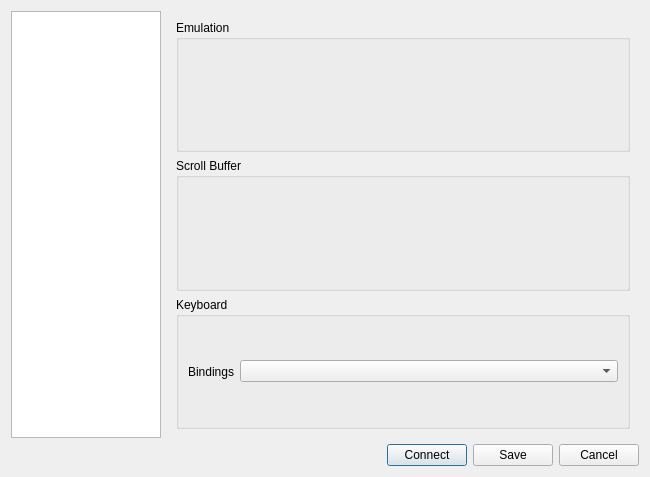
First picture: the form in woterm/qwosessionproperty.ui, repository hongnod/woterm, before the edit.
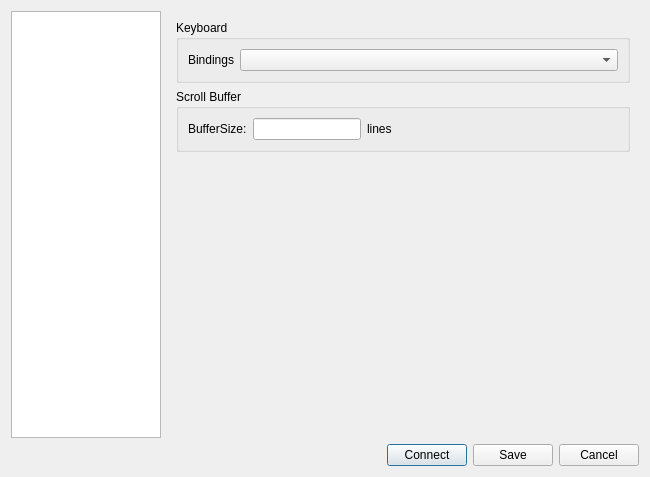
Second picture: the form after the edit. The open tabs and pages were chosen to show the change.

The edit to the form file:
```diff
--- a/woterm/qwosessionproperty.ui
+++ b/woterm/qwosessionproperty.ui
@@ -492,20 +492,6 @@
          </widget>
          <widget class="QWidget" name="terminalWidget">
           <layout class="QVBoxLayout" name="verticalLayout_5">
-           <item>
-            <widget class="QGroupBox" name="groupBox">
-             <property name="title">
-              <string>Emulation</string>
-             </property>
-            </widget>
-           </item>
-           <item>
-            <widget class="QGroupBox" name="groupBox_2">
-             <property name="title">
-              <string>Scroll Buffer</string>
-             </property>
-            </widget>
-           </item>
            <item>
             <widget class="QGroupBox" name="groupBox_4">
              <property name="title">
@@ -536,6 +522,71 @@
              </layout>
             </widget>
            </item>
+           <item>
+            <widget class="QGroupBox" name="groupBox_2">
+             <property name="title">
+              <string>Scroll Buffer</string>
+             </property>
+             <layout class="QHBoxLayout" name="horizontalLayout_18">
+              <item>
+               <widget class="QLabel" name="label_21">
+                <property name="text">
+                 <string>BufferSize:</string>
+                </property>
+               </widget>
+              </item>
+              <item>
+               <widget class="QLineEdit" name="lineSize">
+                <property name="sizePolicy">
+                 <sizepolicy hsizetype="Fixed" vsizetype="Fixed">
+                  <horstretch>0</horstretch>
+                  <verstretch>0</verstretch>
+                 </sizepolicy>
+                </property>
+                <property name="minimumSize">
+                 <size>
+                  <width>70</width>
+                  <height>0</height>
+                 </size>
+                </property>
+               </widget>
+              </item>
+              <item>
+               <widget class="QLabel" name="label_22">
+                <property name="text">
+                 <string>lines</string>
+                </property>
+               </widget>
+              </item>
+              <item>
+               <spacer name="horizontalSpacer_9">
+                <property name="orientation">
+                 <enum>Qt::Horizontal</enum>
+                </property>
+                <property name="sizeHint" stdset="0">
+                 <size>
+                  <width>40</width>
+                  <height>20</height>
+                 </size>
+                </property>
+               </spacer>
+              </item>
+             </layout>
+            </widget>
+           </item>
+           <item>
+            <spacer name="verticalSpacer_4">
+             <property name="orientation">
+              <enum>Qt::Vertical</enum>
+             </property>
+             <property name="sizeHint" stdset="0">
+              <size>
+               <width>20</width>
+               <height>40</height>
+              </size>
+             </property>
+            </spacer>
+           </item>
           </layout>
          </widget>
          <widget class="QWidget" name="appearanceWidget">
```
